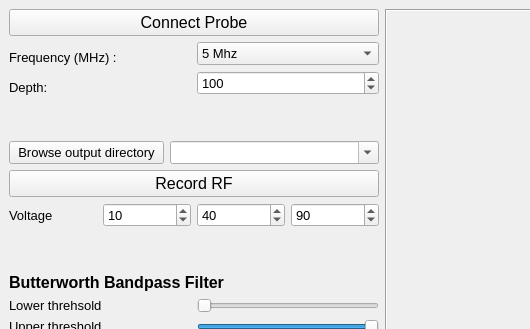
Above: Spectroscopy.ui from KitwareMedical/UltrasoundIntersonApps before the change; both pictures show x 0 to 530 and y 0 to 329 of the 1140 by 746 pixel window. Below: the same form after it.
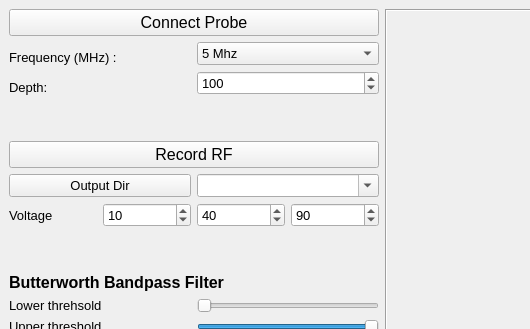
That is the form after the change.

What changed in the file:
```diff
--- a/Spectroscopy.ui
+++ b/Spectroscopy.ui
@@ -10,6 +10,12 @@
     <height>746</height>
    </rect>
   </property>
+  <property name="sizePolicy">
+   <sizepolicy hsizetype="Expanding" vsizetype="Expanding">
+    <horstretch>0</horstretch>
+    <verstretch>0</verstretch>
+   </sizepolicy>
+  </property>
   <property name="font">
    <font>
     <pointsize>10</pointsize>
@@ -137,24 +143,47 @@
          </spacer>
         </item>
         <item>
-         <layout class="QHBoxLayout" name="horizontalLayout_3">
+         <widget class="QPushButton" name="pushButton_recordRF">
+          <property name="font">
+           <font>
+            <pointsize>12</pointsize>
+           </font>
+          </property>
+          <property name="text">
+           <string>Record RF</string>
+          </property>
+         </widget>
+        </item>
+        <item>
+         <layout class="QHBoxLayout" name="horizontalLayout">
           <item>
            <widget class="QPushButton" name="pushButton_outputDir">
+            <property name="sizePolicy">
+             <sizepolicy hsizetype="Minimum" vsizetype="Fixed">
+              <horstretch>0</horstretch>
+              <verstretch>0</verstretch>
+             </sizepolicy>
+            </property>
             <property name="maximumSize">
              <size>
-              <width>155</width>
-              <height>25</height>
+              <width>10000</width>
+              <height>10000</height>
              </size>
             </property>
+            <property name="font">
+             <font>
+              <pointsize>10</pointsize>
+             </font>
+            </property>
             <property name="text">
-             <string>Browse output directory</string>
+             <string>Output Dir</string>
             </property>
            </widget>
           </item>
           <item>
            <widget class="QComboBox" name="comboBox_outputDir">
             <property name="sizePolicy">
-             <sizepolicy hsizetype="Ignored" vsizetype="Fixed">
+             <sizepolicy hsizetype="Minimum" vsizetype="Fixed">
               <horstretch>0</horstretch>
               <verstretch>0</verstretch>
              </sizepolicy>
@@ -166,18 +195,6 @@
           </item>
          </layout>
         </item>
-        <item>
-         <widget class="QPushButton" name="pushButton_recordRF">
-          <property name="font">
-           <font>
-            <pointsize>12</pointsize>
-           </font>
-          </property>
-          <property name="text">
-           <string>Record RF</string>
-          </property>
-         </widget>
-        </item>
         <item>
          <layout class="QGridLayout" name="layout_record">
           <item row="0" column="3">
```
